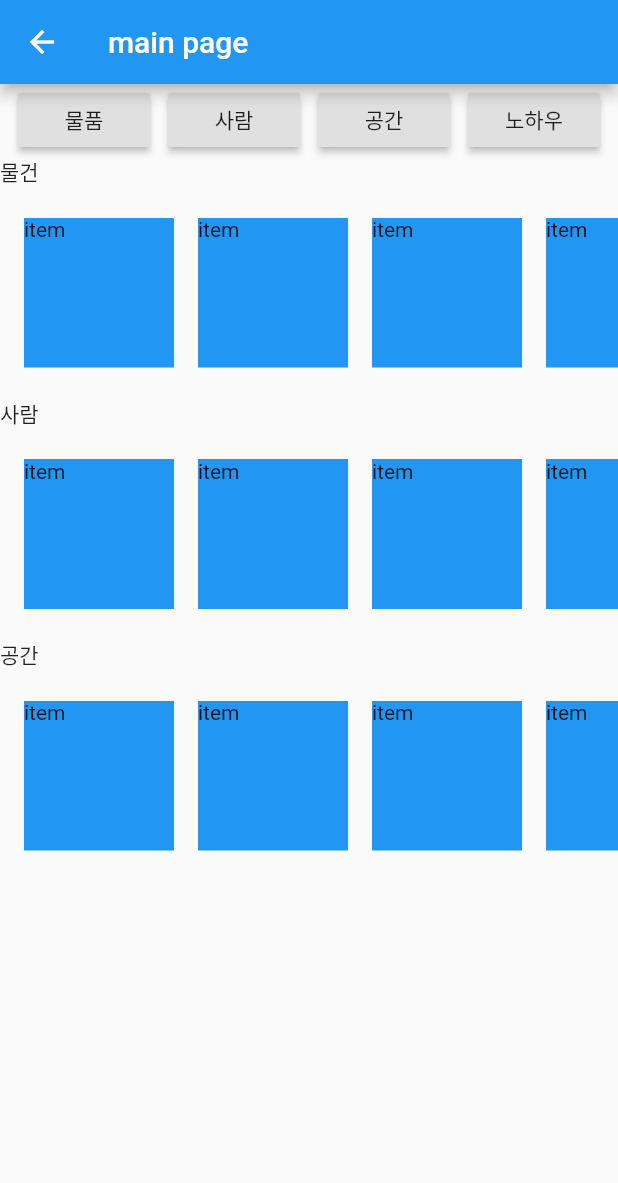
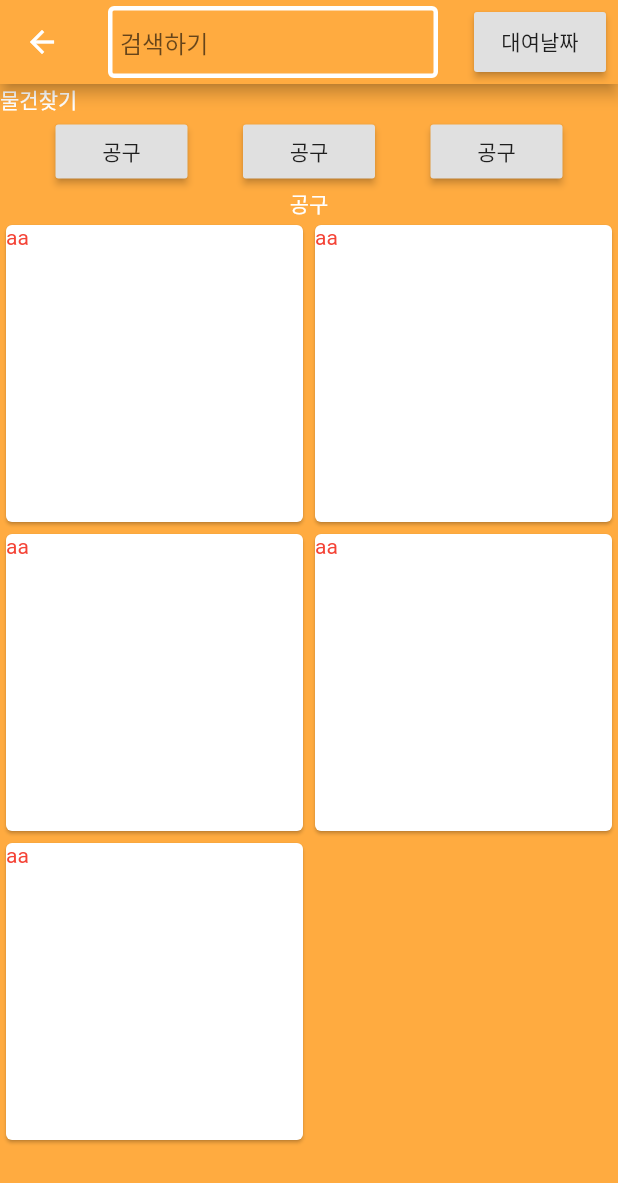
Before and after one commit to viaSSH/ddip, a Flutter app: the HomePage screen opened by its route, after a tap on "물품", on a phone screen of 412 x 824 dp. Shown: the top 1183 px of the screen. Run offline on Flutter 3.47's test engine with Material 2 defaults, Android fonts, the phone set to English and light mode, and no system bars; network calls fail.

Commit message:
Update init, home, search page

```diff
--- a/lib/app.dart
+++ b/lib/app.dart
@@ -1,6 +1,7 @@
 import 'package:flutter/material.dart';
 import 'init.dart';
 import 'home.dart';
+import 'search.dart';
 
 void main() => runApp(MyApp());
 
@@ -12,6 +13,16 @@ class MyApp extends StatelessWidget {
       title: 'Flutter Demo',
       theme: ThemeData(
         primarySwatch: Colors.blue,
+        textTheme: TextTheme(
+          title: TextStyle(color: Colors.white),
+          headline: TextStyle(color: Colors.white),
+          body1: TextStyle(color: Colors.white),
+          body2: TextStyle(color: Colors.white),
+//          button: TextStyle(color: Colors.white),
+        ),
+//        buttonTheme: ButtonThemeData(
+//
+//        )
       ),
       home: MyHomePage(title: 'Flutter Demo Home Page'),
 
@@ -20,6 +31,7 @@ class MyApp extends StatelessWidget {
       routes: {
         '/init': (context) => InitPage(),
         '/home': (context) => HomePage(),
+        '/search': (context) => SearchPage(),
 
       },
     );
--- a/lib/home.dart
+++ b/lib/home.dart
@@ -15,6 +15,7 @@ class _HomePageState extends State<HomePage> {
     return Scaffold(
       appBar: AppBar(
         title: Text("main page"),
+        backgroundColor: Colors.orangeAccent,
       ),
       body: ListView(
         children: <Widget>[
@@ -30,6 +31,7 @@ class _HomePageState extends State<HomePage> {
 //          ),
         ],
       ),
+      backgroundColor: Colors.orangeAccent,
     );
   }
 }
@@ -67,7 +69,9 @@ class _CategorySectionState extends State<_CategorySection> {
         RaisedButton(
           child: Text('물품'),
           onPressed: () {
-
+            Navigator.pushNamed(context, '/search',
+              arguments: 'item'
+            );
           },
         ),
         RaisedButton(
--- /dev/null
+++ b/lib/search.dart
@@ -0,0 +1,130 @@
+import 'package:flutter/material.dart';
+
+class SearchPage extends StatefulWidget {
+
+  @override
+  _SearchPageState createState() => _SearchPageState();
+
+}
+
+class _SearchPageState extends State<SearchPage> {
+  final TextEditingController _searchQuery = TextEditingController();
+  @override
+  Widget build(BuildContext context) {
+    // TODO: implement build
+    return Scaffold(
+      appBar: AppBar(
+        centerTitle: true,
+        backgroundColor: Colors.orangeAccent,
+        title: TextField(
+          controller: _searchQuery,
+          decoration: InputDecoration(
+            border: OutlineInputBorder(
+              borderSide: BorderSide(color: Colors.white) //색이 왜 안바뀌냐 ㅡ.ㅡ 어케하는지 모르겟네
+
+            ),
+            enabledBorder: OutlineInputBorder(
+              borderSide: BorderSide(color: Colors.white, width: 3.0),
+            ),
+            contentPadding: EdgeInsets.all(8.0),
+//          fillColor: Colors.red, //색이 왜 안바뀌냐 ㅡ.ㅡ
+            hintText: "검색하기"
+          ),
+
+          style: TextStyle(
+            color: Colors.purple
+          ),
+        ),
+        actions: <Widget>[
+          Container(
+            margin: EdgeInsets.all(8.0),
+            child: RaisedButton(
+              child: Text("대여날짜"),
+              padding: EdgeInsets.all(4.0),
+              onPressed: (){},
+            ),
+          ),
+        ],
+      ),
+      backgroundColor: Colors.orangeAccent,
+      body: ListView(
+
+        children: <Widget>[
+          _QuickQuerySection(),
+          _ItemSection()
+        ],
+      )
+    );
+  }
+}
+
+class _QuickQuerySection extends StatefulWidget {
+  @override
+  State<StatefulWidget> createState() => _QuickQuerySectionState();
+}
+
+class _QuickQuerySectionState extends State<_QuickQuerySection> {
+
+  Widget build(BuildContext context) {
+    return Column(
+//      mainAxisAlignment: MainAxisAlignment.start,
+      crossAxisAlignment: CrossAxisAlignment.start,
+      children: <Widget>[
+        Text("물건찾기"),
+        Row(
+          mainAxisAlignment: MainAxisAlignment.spaceEvenly,
+          children: <Widget>[
+            RaisedButton(
+              child: Text("공구"),
+              onPressed: (){
+              },
+            ),
+            RaisedButton(
+              child: Text("공구"),
+              onPressed: (){
+              },
+            ),
+            RaisedButton(
+              child: Text("공구"),
+              onPressed: (){
+              },
+            ),
+
+
+          ],
+        ),
+
+      ],
+    );
+  }
+}
+
+class _ItemSection extends StatefulWidget {
+  @override
+  State<StatefulWidget> createState() => _ItemSectionState();
+}
+
+class _ItemSectionState extends State<_ItemSection> {
+
+  Widget build(BuildContext context) {
+    return Column(
+      children: <Widget>[
+        Text("공구"),
+        GridView.count(
+            crossAxisCount: 2,
+          shrinkWrap: true,
+          physics: ScrollPhysics(), // 스크롤 가능하게 해줌
+          children: List.generate(5, (index) {
+            return Card(
+              child: Text("aa", style: TextStyle(color: Colors.red),),
+//              child: ListTile(
+//
+//                title: Text("item $index"),
+//              )
+            );
+          }),
+        )
+      ],
+    );
+  }
+}
```
